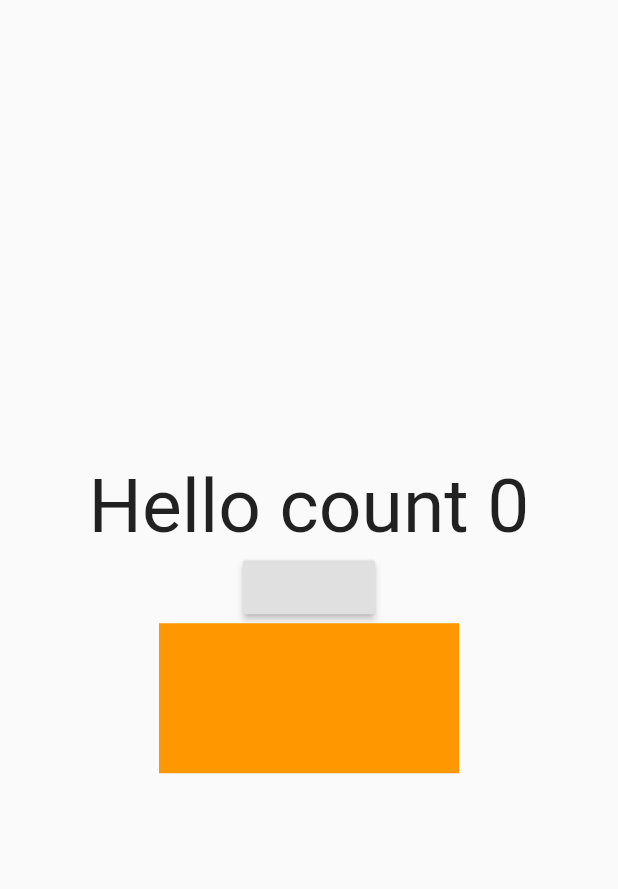
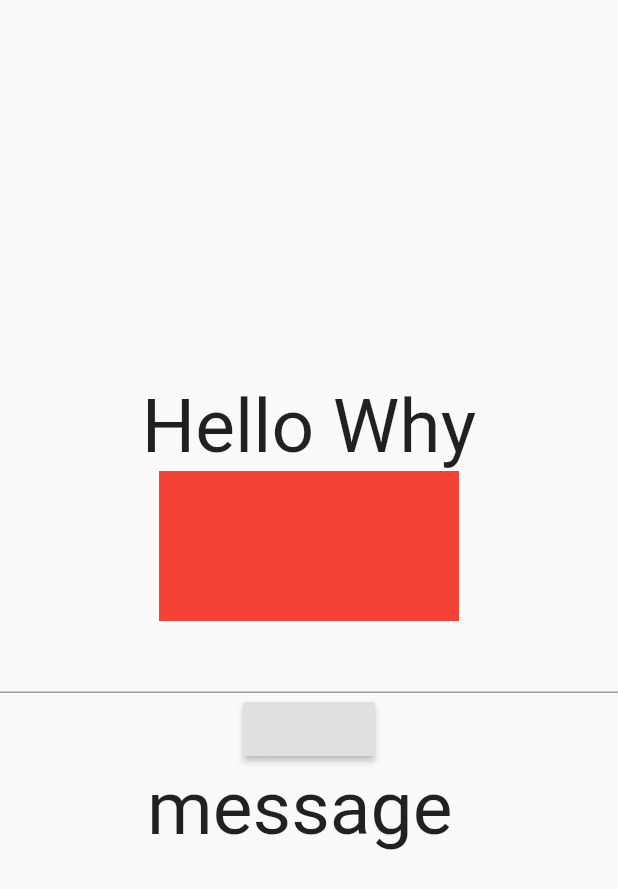
Before and after one commit to WILDGARO/ProjectFlutter, a Flutter app: the screen it shows after launch, on a phone screen of 412 x 824 dp. Shown: the top 889 px of the screen. Run offline on Flutter 3.47's test engine with Material 2 defaults, Android fonts, the phone set to English and light mode, and no system bars.

Commit message:
MessageApp

```diff
--- a/lib/main.dart
+++ b/lib/main.dart
@@ -1,3 +1,4 @@
+import 'dart:math';
 import 'dart:ui';
 
 import 'package:flutter/material.dart';
@@ -25,52 +26,77 @@ class TestStateflull extends StatefulWidget {
 }
 
 class _TestStateflullState extends State<TestStateflull> {
+ String message = "Why";
+ List<Color>color = [Colors.red,Colors.blue];
+ int countColors = 0;
+ _ontapup(){
+   setState((){
+     message = "ขึ้น";
+     countColors = 0;
+   });
+ }
+ _ontapdown(){
+   setState((){
+     message = "ลง";
+     countColors = 1;
+   });
+ }
+
+ TextEditingController messagefrom;
   @override
-  int count = 0;
+  void initState(){
+    super.initState();
+    messagefrom = TextEditingController();
+  }
+
+    String _messages = "";
+  _onsubmitt(){
+    setState(() {
+     _messages = messagefrom.text;
+    });
+  }
+
+
+  @override
   Widget build(BuildContext context) {
     return Column(
       mainAxisAlignment: MainAxisAlignment.center,
       children: [
         Text(
-          "Hello count $count",
+          "Hello $message",
           style: TextStyle(
             fontSize:50.0
              ),
           ),
+        GestureDetector(
+          onTapDown:(e)=>{
+            _ontapdown()
+          },
+          onTapUp: (e)=>{
+            _ontapup()
+          },
+          child: Container(
+            width: 200,
+            height: 100,
+            color: color[countColors],
+          ),
+        ),
+        TextFormField(
+          controller:messagefrom ,
+        ),
         RaisedButton(
-          onPressed: (){
-            setState(() {
-              count = count +1;
-            });
-
+          onPressed:(){
+          _onsubmitt();
 
           }
         ),
-        FlatButton(
-          onPressed:(){
-            onchangColors();
-          },
-         child:Container(
-           height: 100.0,
-           width: 200.0,
-           color: color[countColors],
-         )
-       )
+        Text(
+          "message $_messages",
+          style:TextStyle(
+            fontSize: 50
+          ),
+          )
       ],
     );
   }
-
-  List<Color> color = [Colors.orange,Colors.pinkAccent,Colors.yellow,Colors.blue,Colors.lightBlue,Colors.lime];
-  int countColors = 0;
-  onchangColors(){
-    if (countColors > 4){
-      setState(() {
-        countColors = 0;
-      });
-  }
-  else{
-    setState(() {
-      countColors = countColors+1;
-    });
-  }
-}}
+}
```
